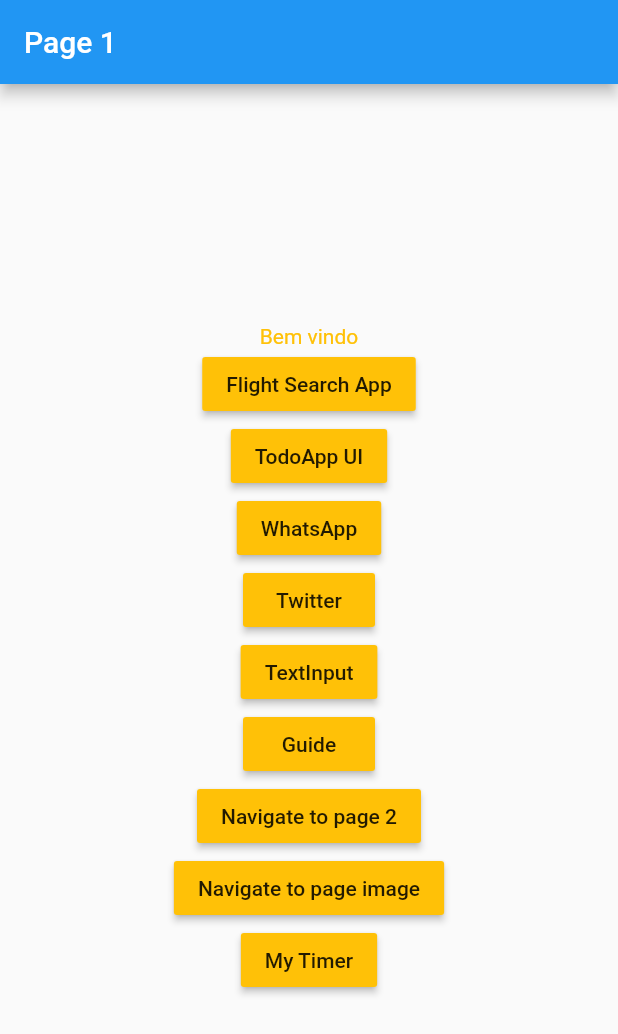
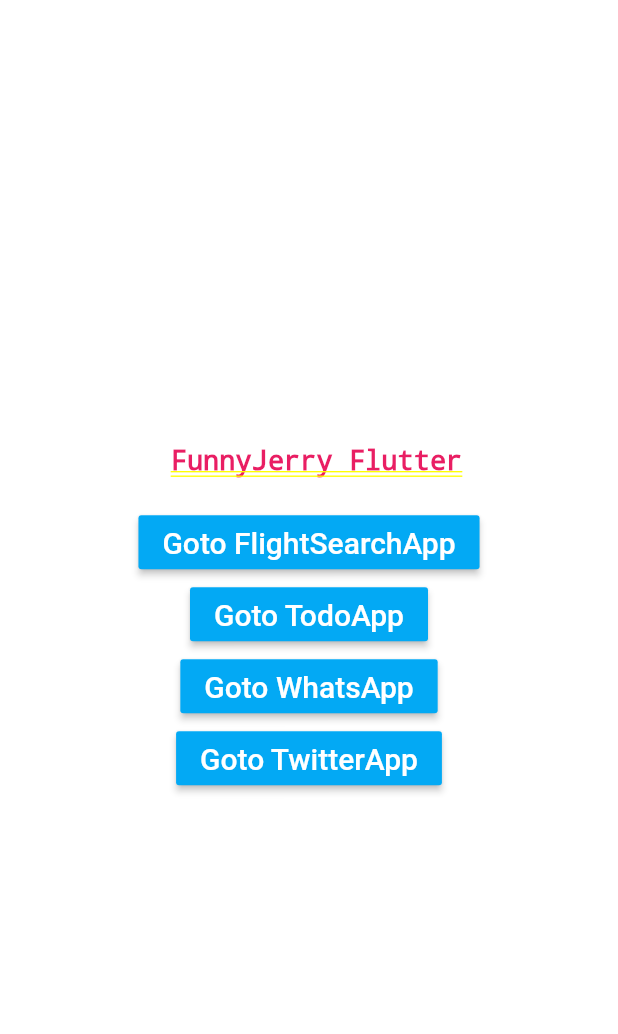
Before and after one commit to cocadev/flutter_university, a Flutter app: the screen it shows after launch, on a phone screen of 412 x 824 dp. Shown: the top 1034 px of the screen. Run offline on Flutter 3.47's test engine with Material 2 defaults, Android fonts, the light colour scheme and no system bars; our stand-ins replace font_awesome_flutter.

Commit message:
add main screen

```diff
--- a/lib/first.dart
+++ /dev/null
@@ -1,119 +0,0 @@
-import 'package:flutter/material.dart';
-import 'second.dart';
-import 'image.dart';
-import 'timer.dart';
-import 'guide.dart';
-import 'inputs.dart';
-import 'twitter/main.dart';
-import 'whatsapp/main.dart';
-import 'TodoAppUI/main.dart';
-import 'FlightSearch/main.dart';
-
-class First extends StatefulWidget {
-  @override
-  _FirstState createState() => _FirstState();
-}
-
-class _FirstState extends State<First> {
-  @override
-  Widget build(BuildContext context) {
-    return Scaffold(
-        appBar: AppBar(
-          title: Text("Page 1"),
-        ),
-        body: Column(
-          mainAxisAlignment: MainAxisAlignment.center,
-          children: <Widget>[
-            Center(
-              child: Text(
-                "Bem vindo",
-                textAlign: TextAlign.center,
-                style: TextStyle(color: Colors.amber),
-              ),
-            ),
-            Center(
-              child: RaisedButton(
-                child: Text("Flight Search App"),
-                onPressed: (){
-                  Navigator.push(context, MaterialPageRoute(builder: (context) => FlightSearchApp()) );
-                },
-                color: Colors.amber,
-              ),
-            ),
-            Center(
-              child: RaisedButton(
-                child: Text("TodoApp UI"),
-                onPressed: (){
-                  Navigator.push(context, MaterialPageRoute(builder: (context) => TodoApp()) );
-                },
-                color: Colors.amber,
-              ),
-            ),
-            Center(
-              child: RaisedButton(
-                child: Text("WhatsApp"),
-                onPressed: (){
-                  Navigator.push(context, MaterialPageRoute(builder: (context) => WhatsApp()) );
-                },
-                color: Colors.amber,
-              ),
-            ),
-            Center(
-              child: RaisedButton(
-                child: Text("Twitter"),
-                onPressed: (){
-                  Navigator.push(context, MaterialPageRoute(builder: (context) => TwitterApp()) );
-                },
-                color: Colors.amber,
-              ),
-            ),
-            Center(
-              child: RaisedButton(
-                child: Text("TextInput"),
-                onPressed: (){
-                  Navigator.push(context, MaterialPageRoute(builder: (context) => Inputs()) );
-                },
-                color: Colors.amber,
-              ),
-            ),
-            Center(
-              child: RaisedButton(
-                child: Text("Guide"),
-                onPressed: (){
-                  Navigator.push(context, MaterialPageRoute(builder: (context) => Guide(title:'Beginner Guide')) );
-                },
-                color: Colors.amber,
-              ),
-            ),
-            Center(
-              child: RaisedButton(
-                child: Text("Navigate to page 2"),
-                onPressed: (){
-                  Navigator.push(context, MaterialPageRoute(builder: (context) => Second(title: "Página 2",)) );
-                },
-                color: Colors.amber,
-              ),
-            ),
-            Center(
-              child: RaisedButton(
-                child: Text("Navigate to page image"),
-                onPressed: (){
-                  Navigator.push(context, MaterialPageRoute(builder: (context) => ImageScreen()) );
-                },
-                color: Colors.amber,
-              ),
-            ),
-            Center(
-              child: RaisedButton(
-                child: Text("My Timer"),
-                onPressed: (){
-                  Navigator.push(context, MaterialPageRoute(builder: (context) => MyTimerApp()) );
-                },
-                color: Colors.amber,
-              ),
-            ),
-          ],
-        )
-    );
-  }
-}
--- a/lib/main.dart
+++ b/lib/main.dart
@@ -1,5 +1,5 @@
 import 'package:flutter/material.dart';
-import 'first.dart';
+import 'router.dart';
 void main() => runApp(MyApp());
 
 class MyApp extends StatelessWidget {
@@ -20,7 +20,7 @@
         // is not restarted.
         primarySwatch: Colors.blue,
       ),
-      home: First(),
+      home: Router(),
     );
   }
 }
--- /dev/null
+++ b/lib/router.dart
@@ -0,0 +1,135 @@
+import 'package:flutter/material.dart';
+//import 'demo/second.dart';
+//import 'demo/image.dart';
+//import 'demo/timer.dart';
+//import 'demo/guide.dart';
+//import 'demo/inputs.dart';
+import 'twitter/main.dart';
+import 'whatsapp/main.dart';
+import 'TodoAppUI/main.dart';
+import 'FlightSearch/main.dart';
+
+class Router extends StatefulWidget {
+  @override
+  _RouterState createState() => _RouterState();
+}
+
+class _RouterState extends State<Router> {
+  @override
+  Widget build(BuildContext context) {
+    return Container(
+        margin: new EdgeInsets.all(15.0), // Or set whatever you want
+        child: Column(
+          mainAxisAlignment: MainAxisAlignment.center,
+          mainAxisSize: MainAxisSize.min,
+          children: <Widget>[
+
+            new Container(
+              margin:
+                  const EdgeInsets.only(top: 12.0, bottom: 10.0, left: 10.0),
+              child: new Text(
+                "FunnyJerry Flutter",
+                style: new TextStyle(
+                  fontSize: 18.0,
+                  color: Colors.pink,
+                  fontWeight: FontWeight.bold,
+                ),
+              ),
+            ),
+
+            new Container(
+                margin: const EdgeInsets.all(10.0),
+                child: Column(children: <Widget>[
+              RaisedButton(
+                onPressed: () {
+                  Navigator.push(
+                      context,
+                      MaterialPageRoute(
+                          builder: (context) => FlightSearchApp()));
+                },
+                child: const Text('Goto FlightSearchApp',
+                    style: TextStyle(fontSize: 20)),
+                color: Colors.lightBlue,
+                textColor: Colors.white,
+              ),
+              RaisedButton(
+                onPressed: () {
+                  Navigator.push(context,
+                      MaterialPageRoute(builder: (context) => TodoApp()));
+                },
+                child:
+                    const Text('Goto TodoApp', style: TextStyle(fontSize: 20)),
+                color: Colors.lightBlue,
+                textColor: Colors.white,
+              ),
+              RaisedButton(
+                onPressed: () {
+                  Navigator.push(context,
+                      MaterialPageRoute(builder: (context) => WhatsApp()));
+                },
+                child:
+                    const Text('Goto WhatsApp', style: TextStyle(fontSize: 20)),
+                color: Colors.lightBlue,
+                textColor: Colors.white,
+              ),
+              RaisedButton(
+                onPressed: () {
+                  Navigator.push(context,
+                      MaterialPageRoute(builder: (context) => TwitterApp()));
+                },
+                child: const Text('Goto TwitterApp',
+                    style: TextStyle(fontSize: 20)),
+                color: Colors.lightBlue,
+                textColor: Colors.white,
+              ),
+            ]))
+
+//            Center(
+//              child: RaisedButton(
+//                child: Text("TextInput"),
+//                onPressed: (){
+//                  Navigator.push(context, MaterialPageRoute(builder: (context) => Inputs()) );
+//                },
+//                color: Colors.amber,
+//              ),
+//            ),
+//            Center(
+//              child: RaisedButton(
+//                child: Text("Guide"),
+//                onPressed: (){
+//                  Navigator.push(context, MaterialPageRoute(builder: (context) => Guide(title:'Beginner Guide')) );
+//                },
+//                color: Colors.amber,
+//              ),
+//            ),
+//            Center(
+//              child: RaisedButton(
+//                child: Text("Navigate to page 2"),
+//                onPressed: (){
+//                  Navigator.push(context, MaterialPageRoute(builder: (context) => Second(title: "Página 2",)) );
+//                },
+//                color: Colors.amber,
+//              ),
+//            ),
+//            Center(
+//              child: RaisedButton(
+//                child: Text("Navigate to page image"),
+//                onPressed: (){
+//                  Navigator.push(context, MaterialPageRoute(builder: (context) => ImageScreen()) );
+//                },
+//                color: Colors.amber,
+//              ),
+//            ),
+//            Center(
+//              child: RaisedButton(
+//                child: Text("My Timer"),
+//                onPressed: (){
+//                  Navigator.push(context, MaterialPageRoute(builder: (context) => MyTimerApp()) );
+//                },
+//                color: Colors.amber,
+//              ),
+//            ),
+          ],
+        ));
+  }
+}
```
Also changed, not shown: lib/demo/detail.dart (renamed from lib/detail.dart), lib/demo/guide.dart (renamed from lib/guide.dart), lib/demo/image.dart (renamed from lib/image.dart), lib/demo/inputs.dart (renamed from lib/inputs.dart), lib/demo/second.dart (renamed from lib/second.dart), lib/demo/timer.dart (renamed from lib/timer.dart).
